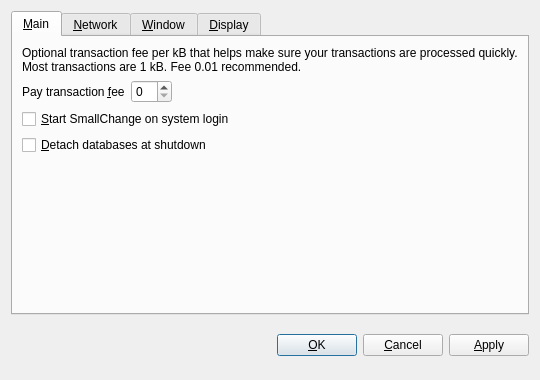
Qt form src/qt/forms/optionsdialog.ui (diMarcoDEV/OTWTCoin) before a commit.
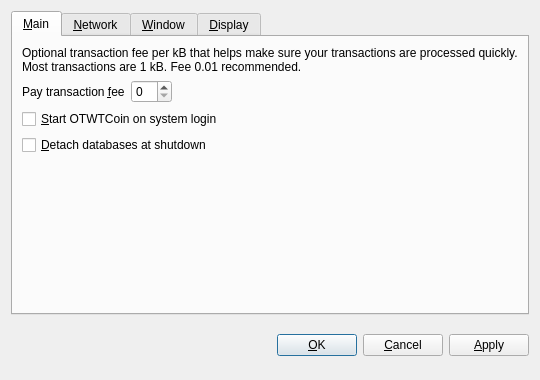
The same form after that commit. The open tabs and pages were chosen to show the change. Custom widgets are drawn as their Qt base class.

```diff
--- a/src/qt/forms/optionsdialog.ui
+++ b/src/qt/forms/optionsdialog.ui
@@ -82,7 +82,7 @@
           <string>Automatically start SmallChange after logging in to the system.</string>
          </property>
          <property name="text">
-          <string>&amp;Start SmallChange on system login</string>
+          <string>&amp;Start OTWTCoin on system login</string>
          </property>
         </widget>
        </item>
```
Left out of the diff: 10 changed lines with no effect on the pictures.
